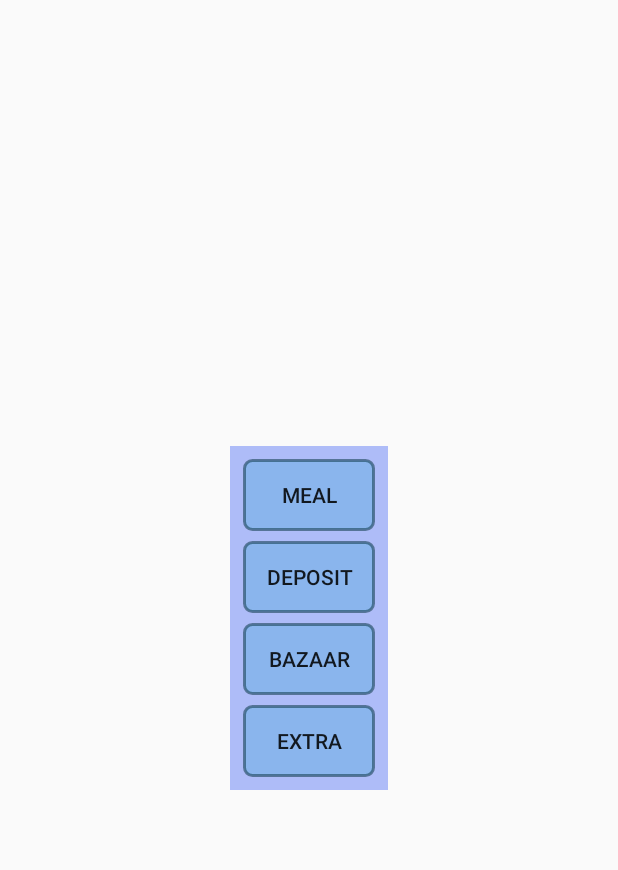
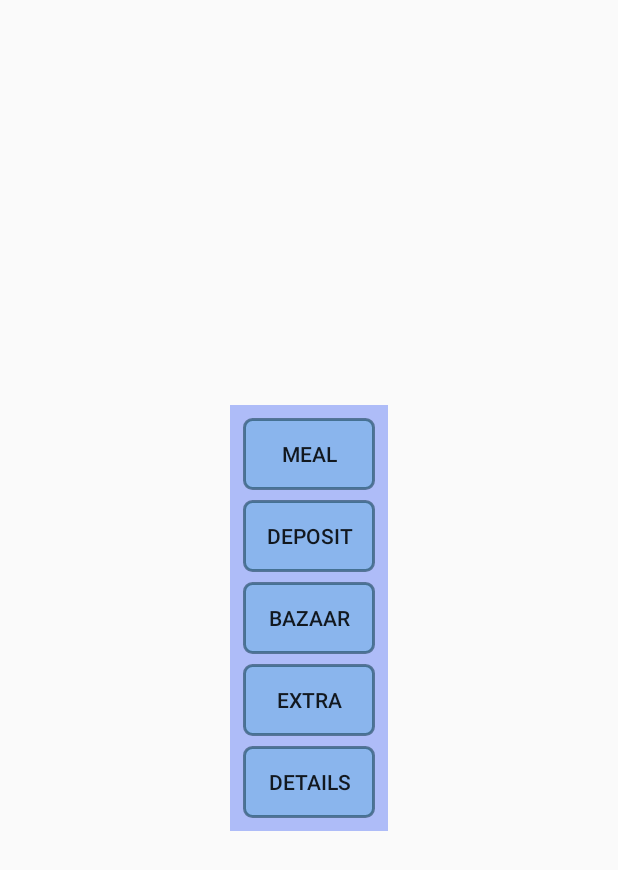
Before and after one commit to tipu0710/MessMenegment, an Android app: the layout custom_dialoge.xml on its own in the app's theme, with its tools: preview values and no code run, on a phone screen of 412 x 824 dp. Shown: the top 870 px of the screen. Run offline under Robolectric (Android 15) with nearby library versions, the phone set to English and light mode, and no system bars.

Commit message:
Added "Details" with mealrate section. and fixed all backtrack

```diff
--- a/app/src/main/res/layout/custom_dialoge.xml
+++ b/app/src/main/res/layout/custom_dialoge.xml
@@ -47,4 +47,13 @@
         android:layout_width="wrap_content"
         android:layout_height="0dp"
         android:text="Extra"/>
+    <Button
+        android:id="@+id/show_details_btn"
+        android:layout_margin="3dp"
+        android:padding="3dp"
+        android:background="@drawable/round4"
+        android:layout_weight="1"
+        android:layout_width="wrap_content"
+        android:layout_height="0dp"
+        android:text="Details"/>
 </LinearLayout>
```
Also changed, not shown: app/src/main/java/com/example/tsult/messmenegment/AddDepositPkg/AddDeposit.java (+10 -3 lines), app/src/main/java/com/example/tsult/messmenegment/AddMealPkg/ShowIndViMeal.java (+4 -3 lines), app/src/main/java/com/example/tsult/messmenegment/AddMember/AddMemberDBOperation.java (+22 -0 lines), app/src/main/java/com/example/tsult/messmenegment/BazarList/BazarList.java (+7 -1 lines), app/src/main/java/com/example/tsult/messmenegment/MemberDetailsPkg/MemberDetails.java (+22 -3 lines), app/src/main/java/com/example/tsult/messmenegment/ShowMealRatePkg/MealRateAdapter.java (+21 -4 lines).
